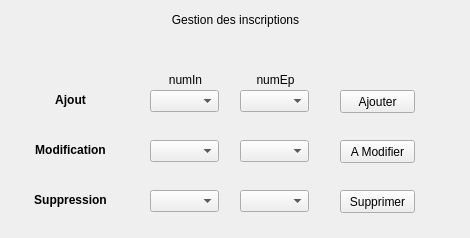
Qt form gui/fct_part3_1.ui (EloGamerr/BDD_Project_Dorian_Clement-) before a commit.
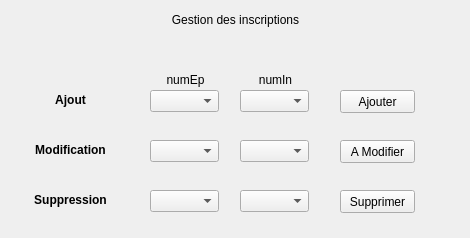
The same form after that commit.

```diff
--- a/gui/fct_part3_1.ui
+++ b/gui/fct_part3_1.ui
@@ -77,29 +77,29 @@
     </rect>
    </property>
   </widget>
-  <widget class="QComboBox" name="numIn_Modification">
-   <property name="geometry">
-    <rect>
-     <x>150</x>
-     <y>140</y>
-     <width>69</width>
-     <height>22</height>
-    </rect>
-   </property>
-  </widget>
-  <widget class="QComboBox" name="numIn_Suppression">
-   <property name="geometry">
-    <rect>
-     <x>150</x>
-     <y>190</y>
-     <width>69</width>
-     <height>22</height>
-    </rect>
-   </property>
-  </widget>
   <widget class="QComboBox" name="numEp_Modification">
    <property name="geometry">
     <rect>
+     <x>150</x>
+     <y>140</y>
+     <width>69</width>
+     <height>22</height>
+    </rect>
+   </property>
+  </widget>
+  <widget class="QComboBox" name="numEp_Suppression">
+   <property name="geometry">
+    <rect>
+     <x>150</x>
+     <y>190</y>
+     <width>69</width>
+     <height>22</height>
+    </rect>
+   </property>
+  </widget>
+  <widget class="QComboBox" name="numIn_Modification">
+   <property name="geometry">
+    <rect>
      <x>240</x>
      <y>140</y>
      <width>69</width>
@@ -194,26 +194,10 @@
     </rect>
    </property>
   </widget>
-  <widget class="QLabel" name="titre_NumIn">
-   <property name="geometry">
-    <rect>
-     <x>150</x>
-     <y>70</y>
-     <width>71</width>
-     <height>20</height>
-    </rect>
-   </property>
-   <property name="text">
-    <string>numIn</string>
-   </property>
-   <property name="alignment">
-    <set>Qt::AlignCenter</set>
-   </property>
-  </widget>
   <widget class="QLabel" name="titre_NumEp">
    <property name="geometry">
     <rect>
-     <x>240</x>
+     <x>150</x>
      <y>70</y>
      <width>71</width>
      <height>20</height>
@@ -226,6 +210,22 @@
     <set>Qt::AlignCenter</set>
    </property>
   </widget>
+  <widget class="QLabel" name="titre_NumIn">
+   <property name="geometry">
+    <rect>
+     <x>240</x>
+     <y>70</y>
+     <width>71</width>
+     <height>20</height>
+    </rect>
+   </property>
+   <property name="text">
+    <string>numIn</string>
+   </property>
+   <property name="alignment">
+    <set>Qt::AlignCenter</set>
+   </property>
+  </widget>
  </widget>
  <resources/>
   <connections>
```
Left out of the diff: 14 changed lines with no effect on the pictures.
